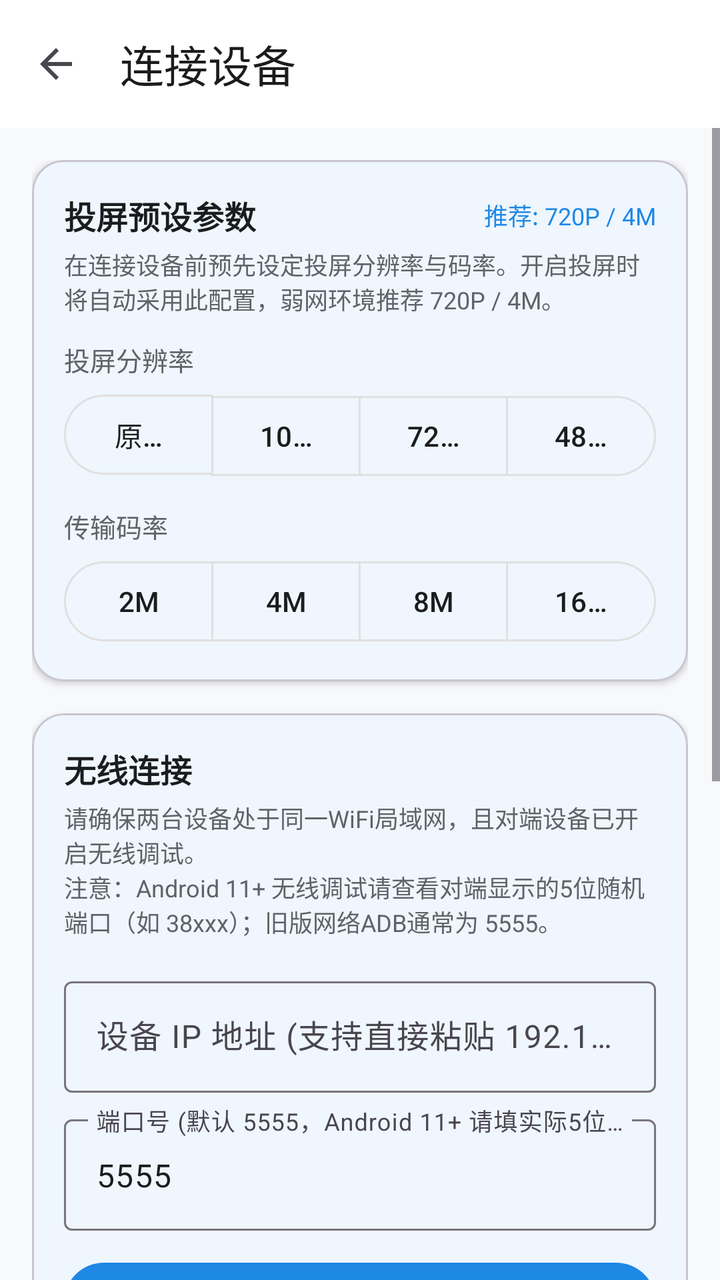
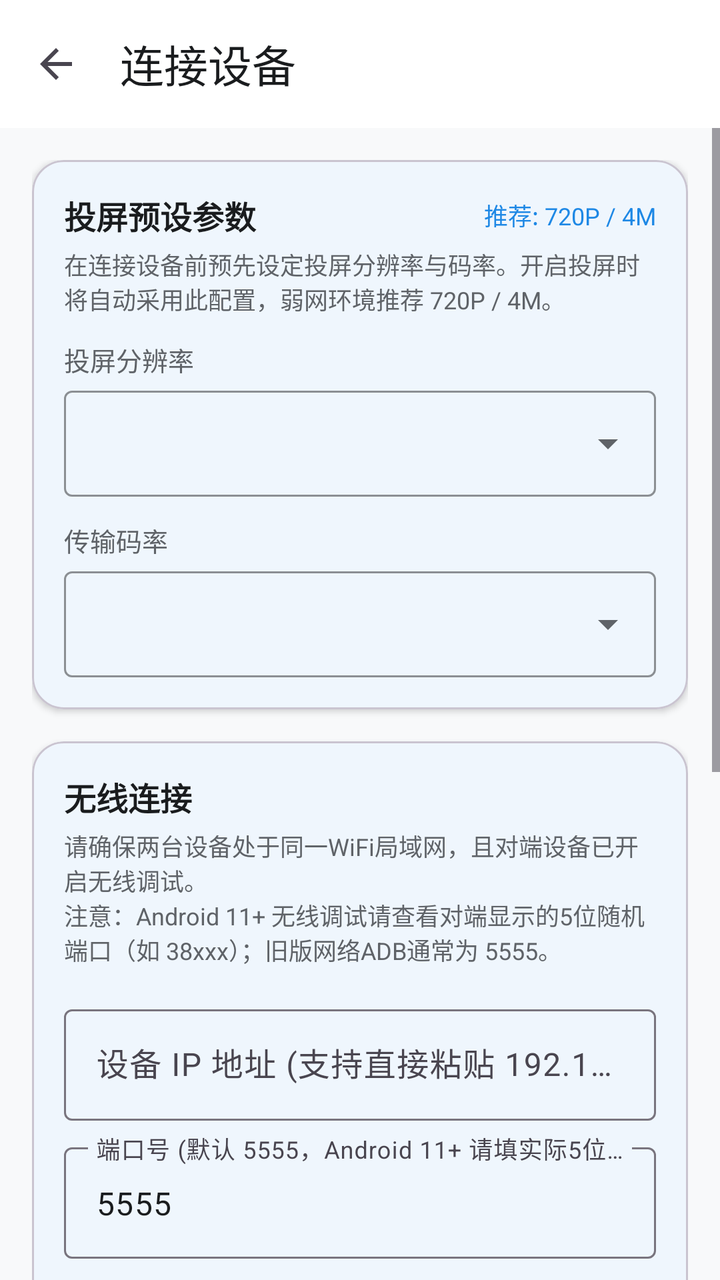

An Android layout rendered at two revisions. The XML below is the earlier revision; the diff shows what the commit changed to produce the second picture.
<!-- AndroidManifest.xml: application theme Theme.ADBToolbox -->
<!-- res/layout/activity_connect.xml -->
<?xml version="1.0" encoding="utf-8"?>
<LinearLayout xmlns:android="http://schemas.android.com/apk/res/android"
    xmlns:app="http://schemas.android.com/apk/res-auto"
    android:layout_width="match_parent"
    android:layout_height="match_parent"
    android:background="@color/background"
    android:orientation="vertical">

    <com.google.android.material.appbar.MaterialToolbar
        android:id="@+id/toolbar"
        android:layout_width="match_parent"
        android:layout_height="?attr/actionBarSize"
        android:background="@color/surface"
        app:navigationIcon="?attr/homeAsUpIndicator"
        app:title="连接设备"
        app:titleTextColor="@color/text_primary" />

    <ScrollView
        android:layout_width="match_parent"
        android:layout_height="match_parent">

        <LinearLayout
            android:layout_width="match_parent"
            android:layout_height="wrap_content"
            android:orientation="vertical"
            android:padding="16dp">

            
            <com.google.android.material.card.MaterialCardView
                android:layout_width="match_parent"
                android:layout_height="wrap_content"
                app:cardCornerRadius="16dp"
                app:cardElevation="2dp">

                <LinearLayout
                    android:layout_width="match_parent"
                    android:layout_height="wrap_content"
                    android:orientation="vertical"
                    android:padding="16dp">

                    <LinearLayout
                        android:layout_width="match_parent"
                        android:layout_height="wrap_content"
                        android:gravity="center_vertical"
                        android:orientation="horizontal">

                        <TextView
                            android:layout_width="0dp"
                            android:layout_height="wrap_content"
                            android:layout_weight="1"
                            android:text="投屏预设参数"
                            android:textColor="@color/text_primary"
                            android:textSize="16sp"
                            android:textStyle="bold" />

                        <TextView
                            android:id="@+id/tvCurrentPresetHint"
                            android:layout_width="wrap_content"
                            android:layout_height="wrap_content"
                            android:text="推荐: 720P / 4M"
                            android:textColor="@color/primary"
                            android:textSize="12sp" />
                    </LinearLayout>

                    <TextView
                        android:layout_width="wrap_content"
                        android:layout_height="wrap_content"
                        android:layout_marginTop="4dp"
                        android:text="在连接设备前预先设定投屏分辨率与码率。开启投屏时将自动采用此配置，弱网环境推荐 720P / 4M。"
                        android:textColor="@color/text_secondary"
                        android:textSize="12sp" />

                    
                    <TextView
                        android:layout_width="wrap_content"
                        android:layout_height="wrap_content"
                        android:layout_marginTop="12dp"
                        android:text="投屏分辨率"
                        android:textColor="@color/text_secondary"
                        android:textSize="13sp" />

                    <com.google.android.material.button.MaterialButtonToggleGroup
                        android:id="@+id/toggleConnectResolution"
                        android:layout_width="match_parent"
                        android:layout_height="wrap_content"
                        android:layout_marginTop="4dp"
                        app:selectionRequired="true"
                        app:singleSelection="true">

                        <com.google.android.material.button.MaterialButton
                            android:id="@+id/btnConnectResNative"
                            style="@style/Widget.Material3.Button.OutlinedButton"
                            android:layout_width="0dp"
                            android:layout_height="wrap_content"
                            android:layout_weight="1"
                            android:text="原画"
                            android:textColor="@color/selector_toggle_text"
                            app:backgroundTint="@color/selector_toggle_bg"
                            app:strokeColor="@color/selector_toggle_stroke" />

                        <com.google.android.material.button.MaterialButton
                            android:id="@+id/btnConnectRes1080"
                            style="@style/Widget.Material3.Button.OutlinedButton"
                            android:layout_width="0dp"
                            android:layout_height="wrap_content"
                            android:layout_weight="1"
                            android:text="1080P"
                            android:textColor="@color/selector_toggle_text"
                            app:backgroundTint="@color/selector_toggle_bg"
                            app:strokeColor="@color/selector_toggle_stroke" />

                        <com.google.android.material.button.MaterialButton
                            android:id="@+id/btnConnectRes720"
                            style="@style/Widget.Material3.Button.OutlinedButton"
                            android:layout_width="0dp"
                            android:layout_height="wrap_content"
                            android:layout_weight="1"
                            android:text="720P"
                            android:textColor="@color/selector_toggle_text"
                            app:backgroundTint="@color/selector_toggle_bg"
                            app:strokeColor="@color/selector_toggle_stroke" />

                        <com.google.android.material.button.MaterialButton
                            android:id="@+id/btnConnectRes480"
                            style="@style/Widget.Material3.Button.OutlinedButton"
                            android:layout_width="0dp"
                            android:layout_height="wrap_content"
                            android:layout_weight="1"
                            android:text="480P"
                            android:textColor="@color/selector_toggle_text"
                            app:backgroundTint="@color/selector_toggle_bg"
                            app:strokeColor="@color/selector_toggle_stroke" />

                    </com.google.android.material.button.MaterialButtonToggleGroup>

                    
                    <TextView
                        android:layout_width="wrap_content"
                        android:layout_height="wrap_content"
                        android:layout_marginTop="12dp"
                        android:text="传输码率"
                        android:textColor="@color/text_secondary"
                        android:textSize="13sp" />

                    <com.google.android.material.button.MaterialButtonToggleGroup
                        android:id="@+id/toggleConnectBitrate"
                        android:layout_width="match_parent"
                        android:layout_height="wrap_content"
                        android:layout_marginTop="4dp"
                        app:selectionRequired="true"
                        app:singleSelection="true">

                        <com.google.android.material.button.MaterialButton
                            android:id="@+id/btnConnectBitrate2M"
                            style="@style/Widget.Material3.Button.OutlinedButton"
                            android:layout_width="0dp"
                            android:layout_height="wrap_content"
                            android:layout_weight="1"
                            android:text="2M"
                            android:textColor="@color/selector_toggle_text"
                            app:backgroundTint="@color/selector_toggle_bg"
                            app:strokeColor="@color/selector_toggle_stroke" />

                        <com.google.android.material.button.MaterialButton
                            android:id="@+id/btnConnectBitrate4M"
                            style="@style/Widget.Material3.Button.OutlinedButton"
                            android:layout_width="0dp"
                            android:layout_height="wrap_content"
                            android:layout_weight="1"
                            android:text="4M"
                            android:textColor="@color/selector_toggle_text"
                            app:backgroundTint="@color/selector_toggle_bg"
                            app:strokeColor="@color/selector_toggle_stroke" />

                        <com.google.android.material.button.MaterialButton
                            android:id="@+id/btnConnectBitrate8M"
                            style="@style/Widget.Material3.Button.OutlinedButton"
                            android:layout_width="0dp"
                            android:layout_height="wrap_content"
                            android:layout_weight="1"
                            android:text="8M"
                            android:textColor="@color/selector_toggle_text"
                            app:backgroundTint="@color/selector_toggle_bg"
                            app:strokeColor="@color/selector_toggle_stroke" />

                        <com.google.android.material.button.MaterialButton
                            android:id="@+id/btnConnectBitrate16M"
                            style="@style/Widget.Material3.Button.OutlinedButton"
                            android:layout_width="0dp"
                            android:layout_height="wrap_content"
                            android:layout_weight="1"
                            android:text="16M"
                            android:textColor="@color/selector_toggle_text"
                            app:backgroundTint="@color/selector_toggle_bg"
                            app:strokeColor="@color/selector_toggle_stroke" />

                    </com.google.android.material.button.MaterialButtonToggleGroup>

                </LinearLayout>

            </com.google.android.material.card.MaterialCardView>

            
            <com.google.android.material.card.MaterialCardView
                android:layout_width="match_parent"
                android:layout_height="wrap_content"
                android:layout_marginTop="16dp"
                app:cardCornerRadius="16dp"
                app:cardElevation="2dp">

                <LinearLayout
                    android:layout_width="match_parent"
                    android:layout_height="wrap_content"
                    android:orientation="vertical"
                    android:padding="16dp">

                    <TextView
                        android:layout_width="wrap_content"
                        android:layout_height="wrap_content"
                        android:text="@string/wireless_connect"
                        android:textColor="@color/text_primary"
                        android:textSize="16sp"
                        android:textStyle="bold" />

                    <TextView
                        android:layout_width="wrap_content"
                        android:layout_height="wrap_content"
                        android:layout_marginTop="4dp"
                        android:text="请确保两台设备处于同一WiFi局域网，且对端设备已开启无线调试。\n注意：Android 11+ 无线调试请查看对端显示的5位随机端口（如 38xxx）；旧版网络ADB通常为 5555。"
                        android:textColor="@color/text_secondary"
                        android:textSize="12sp" />

                    <com.google.android.material.textfield.TextInputLayout
                        android:layout_width="match_parent"
                        android:layout_height="wrap_content"
                        android:layout_marginTop="16dp"
                        android:hint="设备 IP 地址 (支持直接粘贴 192.168.1.100:38421)">

                        <com.google.android.material.textfield.TextInputEditText
                            android:id="@+id/etIpAddress"
                            android:layout_width="match_parent"
                            android:layout_height="wrap_content"
                            android:inputType="textUri"
                            android:textColor="@color/text_primary" />
                    </com.google.android.material.textfield.TextInputLayout>

                    <com.google.android.material.textfield.TextInputLayout
                        android:layout_width="match_parent"
                        android:layout_height="wrap_content"
                        android:layout_marginTop="8dp"
                        android:hint="端口号 (默认 5555，Android 11+ 请填实际5位端口)">

                        <com.google.android.material.textfield.TextInputEditText
                            android:id="@+id/etPort"
                            android:layout_width="match_parent"
                            android:layout_height="wrap_content"
                            android:inputType="number"
                            android:text="5555"
                            android:textColor="@color/text_primary" />
                    </com.google.android.material.textfield.TextInputLayout>

                    <TextView
                        android:id="@+id/tvWifiStatus"
                        android:layout_width="match_parent"
                        android:layout_height="wrap_content"
                        android:layout_marginTop="8dp"
                        android:textColor="@color/primary"
                        android:textSize="13sp"
                        android:visibility="gone" />

                    <com.google.android.material.button.MaterialButton
                        android:id="@+id/btnConnectWifi"
                        android:layout_width="match_parent"
                        android:layout_height="wrap_content"
                        android:layout_marginTop="12dp"
                        android:text="连接无线设备" />

                    
                    <TextView
                        android:id="@+id/tvHistoryTitle"
                        android:layout_width="wrap_content"
                        android:layout_height="wrap_content"
                        android:layout_marginTop="16dp"
                        android:text="历史连接"
                        android:textColor="@color/text_secondary"
                        android:textSize="12sp"
                        android:visibility="gone" />

                    <com.google.android.material.chip.ChipGroup
                        android:id="@+id/chipGroupHistory"
                        android:layout_width="match_parent"
                        android:layout_height="wrap_content"
                        android:layout_marginTop="4dp"
                        android:visibility="gone" />

                </LinearLayout>

            </com.google.android.material.card.MaterialCardView>

            
            <com.google.android.material.card.MaterialCardView
                android:layout_width="match_parent"
                android:layout_height="wrap_content"
                android:layout_marginTop="16dp"
                app:cardCornerRadius="16dp"
                app:cardElevation="2dp">

                <LinearLayout
                    android:layout_width="match_parent"
                    android:layout_height="wrap_content"
                    android:orientation="vertical"
                    android:padding="16dp">

                    <TextView
                        android:layout_width="wrap_content"
                        android:layout_height="wrap_content"
                        android:text="@string/usb_otg_connect"
                        android:textColor="@color/text_primary"
                        android:textSize="16sp"
                        android:textStyle="bold" />

                    <TextView
                        android:layout_width="wrap_content"
                        android:layout_height="wrap_content"
                        android:layout_marginTop="4dp"
                        android:text="使用 OTG 转接头将两台手机连接，并确保对端手机开启了 USB 调试。"
                        android:textColor="@color/text_secondary"
                        android:textSize="12sp" />

                    <TextView
                        android:id="@+id/tvUsbDevices"
                        android:layout_width="wrap_content"
                        android:layout_height="wrap_content"
                        android:layout_marginTop="12dp"
                        android:text="正在扫描接入的 USB 设备..."
                        android:textColor="@color/text_secondary" />

                    <com.google.android.material.button.MaterialButton
                        android:id="@+id/btnScanUsb"
                        style="@style/Widget.Material3.Button.OutlinedButton"
                        android:layout_width="match_parent"
                        android:layout_height="wrap_content"
                        android:layout_marginTop="12dp"
                        android:text="刷新并连接 USB 设备" />

                </LinearLayout>

            </com.google.android.material.card.MaterialCardView>

            
            <com.google.android.material.card.MaterialCardView
                android:layout_width="match_parent"
                android:layout_height="wrap_content"
                android:layout_marginTop="16dp"
                app:cardCornerRadius="16dp"
                app:cardElevation="2dp">

                <LinearLayout
                    android:layout_width="match_parent"
                    android:layout_height="wrap_content"
                    android:orientation="vertical"
                    android:padding="16dp">

                    <TextView
                        android:layout_width="wrap_content"
                        android:layout_height="wrap_content"
                        android:text="ADB 配对密钥管理"
                        android:textColor="@color/text_primary"
                        android:textSize="16sp"
                        android:textStyle="bold" />

                    <TextView
                        android:layout_width="wrap_content"
                        android:layout_height="wrap_content"
                        android:layout_marginTop="4dp"
                        android:text="导出本机的 ADB 配对公私钥文件，重新安装或换机后可直接导入，无需重新在对端设备授权确认！"
                        android:textColor="@color/text_secondary"
                        android:textSize="12sp" />

                    <LinearLayout
                        android:layout_width="match_parent"
                        android:layout_height="wrap_content"
                        android:layout_marginTop="12dp"
                        android:orientation="horizontal">

                        <com.google.android.material.button.MaterialButton
                            android:id="@+id/btnExportKeys"
                            style="@style/Widget.Material3.Button.OutlinedButton"
                            android:layout_width="0dp"
                            android:layout_height="wrap_content"
                            android:layout_weight="1"
                            android:layout_marginEnd="6dp"
                            android:text="备份/导出密钥" />

                        <com.google.android.material.button.MaterialButton
                            android:id="@+id/btnImportKeys"
                            style="@style/Widget.Material3.Button.OutlinedButton"
                            android:layout_width="0dp"
                            android:layout_height="wrap_content"
                            android:layout_weight="1"
                            android:layout_marginStart="6dp"
                            android:text="恢复/导入密钥" />

                    </LinearLayout>

                </LinearLayout>

            </com.google.android.material.card.MaterialCardView>

        </LinearLayout>

    </ScrollView>

</LinearLayout>
<!-- resources referenced by this layout -->
<resources>
  <color name="background">#F8F9FA</color>
  <color name="primary">#1E88E5</color>
  <color name="surface">#FFFFFF</color>
  <color name="text_primary">#1A1C1E</color>
  <color name="text_secondary">#5F6368</color>
  <string name="usb_otg_connect">USB OTG连接</string>
  <string name="wireless_connect">无线连接</string>
  <style name="Theme.ADBToolbox" parent="Theme.Material3.DayNight.NoActionBar">
          <item name="colorPrimary">@color/primary</item>
          <item name="colorOnPrimary">#FFFFFF</item>
          <item name="colorPrimaryContainer">@color/primary_container</item>
          <item name="colorOnPrimaryContainer">@color/on_primary_container</item>
          <item name="colorSecondary">@color/accent</item>
          <item name="colorSurface">@color/surface</item>
          <item name="colorOnSurface">@color/text_primary</item>
          <item name="android:statusBarColor">@color/surface</item>
          <item name="android:windowLightStatusBar">true</item>
          <item name="android:colorBackground">@color/background</item>
      </style>
  <color name="primary_container">#E3F2FD</color>
  <color name="on_primary_container">#0D47A1</color>
  <color name="accent">#00ACC1</color>
</resources>

<!-- the commit's change to res/layout/activity_connect.xml (unified diff, before → after) -->
@@ -79,59 +79,27 @@
                         android:textColor="@color/text_secondary"
                         android:textSize="13sp" />
 
-                    <com.google.android.material.button.MaterialButtonToggleGroup
-                        android:id="@+id/toggleConnectResolution"
-                        android:layout_width="match_parent"
-                        android:layout_height="wrap_content"
-                        android:layout_marginTop="4dp"
-                        app:selectionRequired="true"
-                        app:singleSelection="true">
-
-                        <com.google.android.material.button.MaterialButton
-                            android:id="@+id/btnConnectResNative"
-                            style="@style/Widget.Material3.Button.OutlinedButton"
-                            android:layout_width="0dp"
-                            android:layout_height="wrap_content"
-                            android:layout_weight="1"
-                            android:text="原画"
-                            android:textColor="@color/selector_toggle_text"
-                            app:backgroundTint="@color/selector_toggle_bg"
-                            app:strokeColor="@color/selector_toggle_stroke" />
-
-                        <com.google.android.material.button.MaterialButton
-                            android:id="@+id/btnConnectRes1080"
-                            style="@style/Widget.Material3.Button.OutlinedButton"
-                            android:layout_width="0dp"
-                            android:layout_height="wrap_content"
-                            android:layout_weight="1"
-                            android:text="1080P"
-                            android:textColor="@color/selector_toggle_text"
-                            app:backgroundTint="@color/selector_toggle_bg"
-                            app:strokeColor="@color/selector_toggle_stroke" />
-
-                        <com.google.android.material.button.MaterialButton
-                            android:id="@+id/btnConnectRes720"
-                            style="@style/Widget.Material3.Button.OutlinedButton"
-                            android:layout_width="0dp"
-                            android:layout_height="wrap_content"
-                            android:layout_weight="1"
-                            android:text="720P"
-                            android:textColor="@color/selector_toggle_text"
-                            app:backgroundTint="@color/selector_toggle_bg"
-                            app:strokeColor="@color/selector_toggle_stroke" />
-
-                        <com.google.android.material.button.MaterialButton
-                            android:id="@+id/btnConnectRes480"
-                            style="@style/Widget.Material3.Button.OutlinedButton"
-                            android:layout_width="0dp"
-                            android:layout_height="wrap_content"
-                            android:layout_weight="1"
-                            android:text="480P"
-                            android:textColor="@color/selector_toggle_text"
-                            app:backgroundTint="@color/selector_toggle_bg"
-                            app:strokeColor="@color/selector_toggle_stroke" />
-
-                    </com.google.android.material.button.MaterialButtonToggleGroup>
+                    <com.google.android.material.textfield.TextInputLayout
+                        android:id="@+id/layoutConnectResolution"
+                        style="@style/Widget.Material3.TextInputLayout.OutlinedBox.ExposedDropdownMenu"
+                        android:layout_width="match_parent"
+                        android:layout_height="wrap_content"
+                        android:layout_marginTop="6dp"
+                        app:boxStrokeColor="@color/primary"
+                        app:endIconTint="@color/text_secondary"
+                        app:hintEnabled="false">
+
+                        <com.google.android.material.textfield.MaterialAutoCompleteTextView
+                            android:id="@+id/actvConnectResolution"
+                            android:layout_width="match_parent"
+                            android:layout_height="wrap_content"
+                            android:ellipsize="end"
+                            android:gravity="center_vertical"
+                            android:inputType="none"
+                            android:singleLine="true"
+                            android:textColor="@color/text_primary"
+                            android:textSize="14sp" />
+                    </com.google.android.material.textfield.TextInputLayout>
 
                     
                     <TextView
@@ -142,59 +110,27 @@
                         android:textColor="@color/text_secondary"
                         android:textSize="13sp" />
 
-                    <com.google.android.material.button.MaterialButtonToggleGroup
-                        android:id="@+id/toggleConnectBitrate"
-                        android:layout_width="match_parent"
-                        android:layout_height="wrap_content"
-                        android:layout_marginTop="4dp"
-                        app:selectionRequired="true"
-                        app:singleSelection="true">
-
-                        <com.google.android.material.button.MaterialButton
-                            android:id="@+id/btnConnectBitrate2M"
-                            style="@style/Widget.Material3.Button.OutlinedButton"
-                            android:layout_width="0dp"
-                            android:layout_height="wrap_content"
-                            android:layout_weight="1"
-                            android:text="2M"
-                            android:textColor="@color/selector_toggle_text"
-                            app:backgroundTint="@color/selector_toggle_bg"
-                            app:strokeColor="@color/selector_toggle_stroke" />
-
-                        <com.google.android.material.button.MaterialButton
-                            android:id="@+id/btnConnectBitrate4M"
-                            style="@style/Widget.Material3.Button.OutlinedButton"
-                            android:layout_width="0dp"
-                            android:layout_height="wrap_content"
-                            android:layout_weight="1"
-                            android:text="4M"
-                            android:textColor="@color/selector_toggle_text"
-                            app:backgroundTint="@color/selector_toggle_bg"
-                            app:strokeColor="@color/selector_toggle_stroke" />
-
-                        <com.google.android.material.button.MaterialButton
-                            android:id="@+id/btnConnectBitrate8M"
-                            style="@style/Widget.Material3.Button.OutlinedButton"
-                            android:layout_width="0dp"
-                            android:layout_height="wrap_content"
-                            android:layout_weight="1"
-                            android:text="8M"
-                            android:textColor="@color/selector_toggle_text"
-                            app:backgroundTint="@color/selector_toggle_bg"
-                            app:strokeColor="@color/selector_toggle_stroke" />
-
-                        <com.google.android.material.button.MaterialButton
-                            android:id="@+id/btnConnectBitrate16M"
-                            style="@style/Widget.Material3.Button.OutlinedButton"
-                            android:layout_width="0dp"
-                            android:layout_height="wrap_content"
-                            android:layout_weight="1"
-                            android:text="16M"
-                            android:textColor="@color/selector_toggle_text"
-                            app:backgroundTint="@color/selector_toggle_bg"
-                            app:strokeColor="@color/selector_toggle_stroke" />
-
-                    </com.google.android.material.button.MaterialButtonToggleGroup>
+                    <com.google.android.material.textfield.TextInputLayout
+                        android:id="@+id/layoutConnectBitrate"
+                        style="@style/Widget.Material3.TextInputLayout.OutlinedBox.ExposedDropdownMenu"
+                        android:layout_width="match_parent"
+                        android:layout_height="wrap_content"
+                        android:layout_marginTop="6dp"
+                        app:boxStrokeColor="@color/primary"
+                        app:endIconTint="@color/text_secondary"
+                        app:hintEnabled="false">
+
+                        <com.google.android.material.textfield.MaterialAutoCompleteTextView
+                            android:id="@+id/actvConnectBitrate"
+                            android:layout_width="match_parent"
+                            android:layout_height="wrap_content"
+                            android:ellipsize="end"
+                            android:gravity="center_vertical"
+                            android:inputType="none"
+                            android:singleLine="true"
+                            android:textColor="@color/text_primary"
+                            android:textSize="14sp" />
+                    </com.google.android.material.textfield.TextInputLayout>
 
                 </LinearLayout>
 
